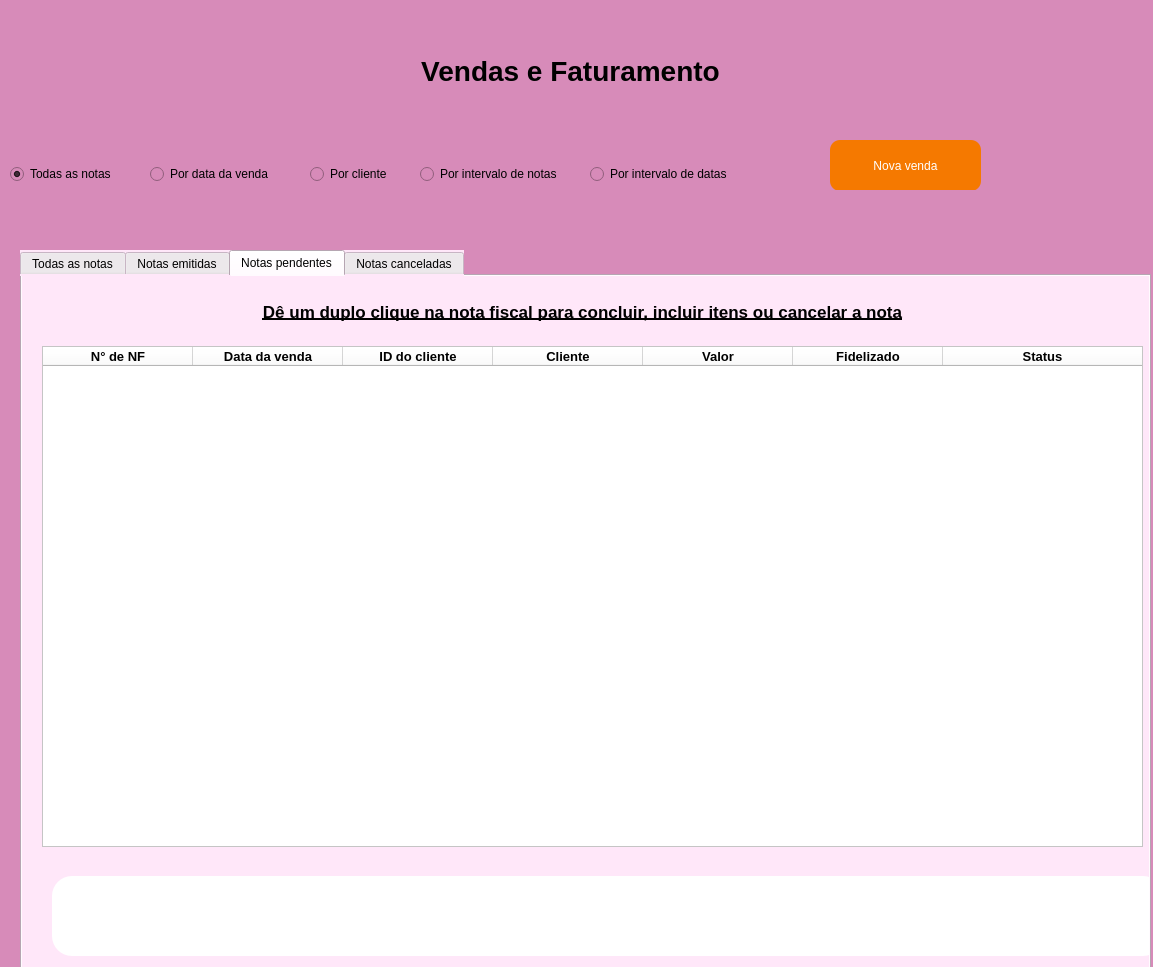
First picture: the form in telas_duda/vendas.ui, repository JVwolfart/PROJETO-SALAO-JOVEM-PROGRAMADOR, before the edit.
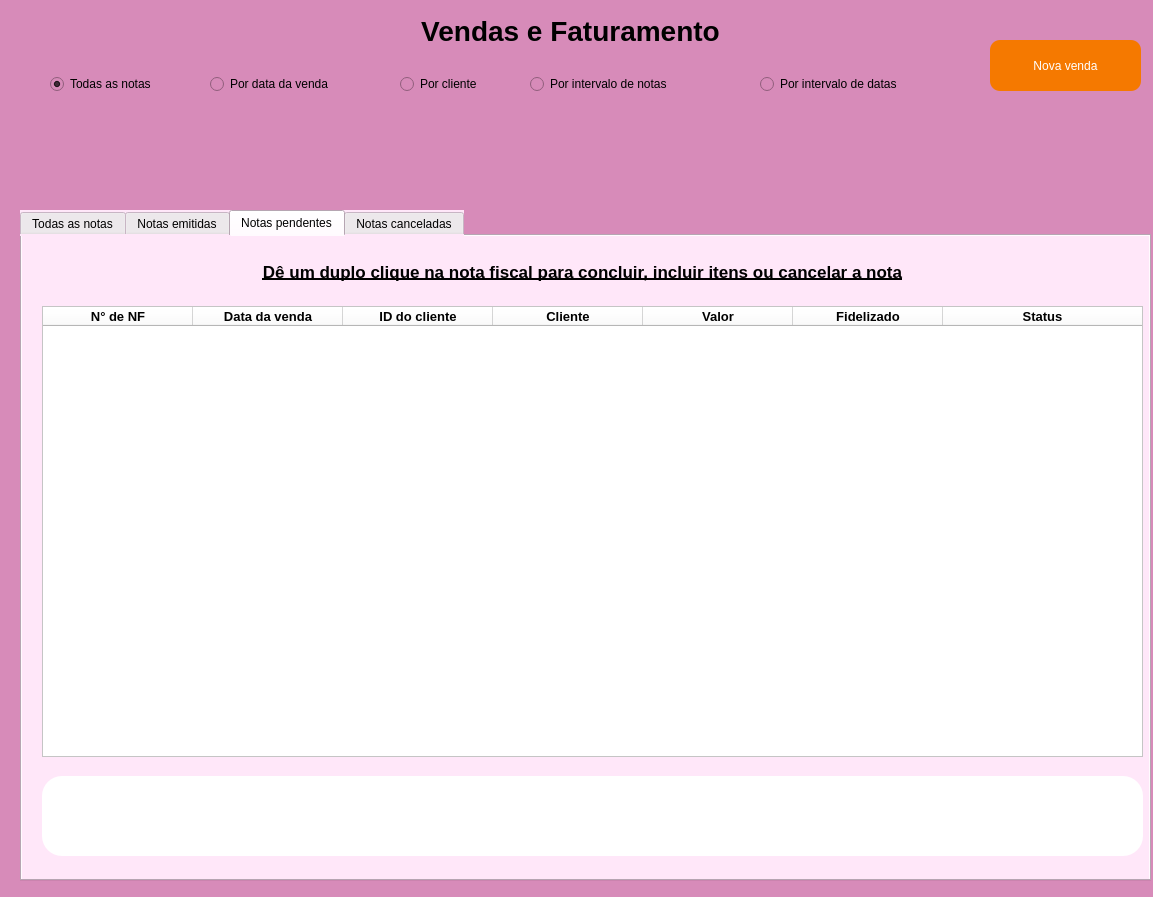
Second picture: the form after the edit. The open tabs and pages were chosen to show the change.

The edit to the form file:
```diff
--- a/telas_duda/vendas.ui
+++ b/telas_duda/vendas.ui
@@ -13,7 +13,7 @@
     <x>0</x>
     <y>0</y>
     <width>1153</width>
-    <height>967</height>
+    <height>897</height>
    </rect>
   </property>
   <property name="font">
@@ -32,7 +32,7 @@
     <property name="geometry">
      <rect>
       <x>1000</x>
-      <y>50</y>
+      <y>10</y>
       <width>41</width>
       <height>51</height>
      </rect>
@@ -59,9 +59,9 @@
     <property name="geometry">
      <rect>
       <x>20</x>
-      <y>250</y>
+      <y>210</y>
       <width>1131</width>
-      <height>731</height>
+      <height>671</height>
      </rect>
     </property>
     <property name="cursor">
@@ -564,9 +564,9 @@
      <widget class="QFrame" name="frame_4">
       <property name="geometry">
        <rect>
-        <x>30</x>
-        <y>600</y>
-        <width>1111</width>
+        <x>20</x>
+        <y>540</y>
+        <width>1101</width>
         <height>80</height>
        </rect>
       </property>
@@ -617,7 +617,7 @@
         <x>20</x>
         <y>70</y>
         <width>1101</width>
-        <height>501</height>
+        <height>451</height>
        </rect>
       </property>
       <property name="sizePolicy">
@@ -1021,8 +1021,8 @@
    <widget class="QRadioButton" name="RbData">
     <property name="geometry">
      <rect>
-      <x>150</x>
-      <y>160</y>
+      <x>210</x>
+      <y>70</y>
       <width>181</width>
       <height>28</height>
      </rect>
@@ -1034,9 +1034,9 @@
    <widget class="QRadioButton" name="RbTodas">
     <property name="geometry">
      <rect>
-      <x>10</x>
-      <y>160</y>
-      <width>121</width>
+      <x>50</x>
+      <y>70</y>
+      <width>151</width>
       <height>28</height>
      </rect>
     </property>
@@ -1050,9 +1050,9 @@
    <widget class="QRadioButton" name="RbCliente">
     <property name="geometry">
      <rect>
-      <x>310</x>
-      <y>160</y>
-      <width>151</width>
+      <x>400</x>
+      <y>70</y>
+      <width>121</width>
       <height>28</height>
      </rect>
     </property>
@@ -1063,8 +1063,8 @@
    <widget class="QPushButton" name="BtnNVenda">
     <property name="geometry">
      <rect>
-      <x>830</x>
-      <y>140</y>
+      <x>990</x>
+      <y>40</y>
       <width>151</width>
       <height>51</height>
      </rect>
@@ -1091,7 +1091,7 @@
     <property name="geometry">
      <rect>
       <x>40</x>
-      <y>190</y>
+      <y>100</y>
       <width>1091</width>
       <height>51</height>
      </rect>
@@ -1111,8 +1111,8 @@
    <widget class="QRadioButton" name="RbIntervaloDatas">
     <property name="geometry">
      <rect>
-      <x>590</x>
-      <y>160</y>
+      <x>760</x>
+      <y>70</y>
       <width>221</width>
       <height>28</height>
      </rect>
@@ -1124,9 +1124,9 @@
    <widget class="QRadioButton" name="RbIntervaloNotas">
     <property name="geometry">
      <rect>
-      <x>420</x>
-      <y>160</y>
-      <width>161</width>
+      <x>530</x>
+      <y>70</y>
+      <width>221</width>
       <height>28</height>
      </rect>
     </property>
@@ -1138,7 +1138,7 @@
     <property name="geometry">
      <rect>
       <x>170</x>
-      <y>50</y>
+      <y>10</y>
       <width>801</width>
       <height>41</height>
      </rect>
```
Left out of the diff: 20 changed lines with no effect on the pictures.
